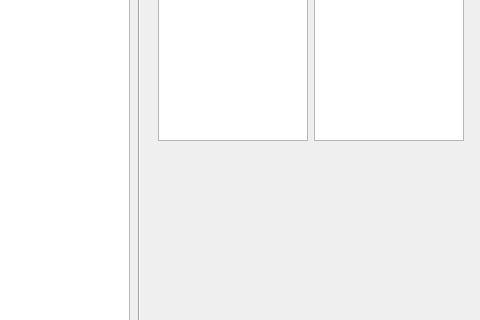
Above: design.ui from yvgenyk/API-Test before the change; both pictures show x 609 to 1089 and y 180 to 500 of the 1089 by 590 pixel window. Below: the same form after it.
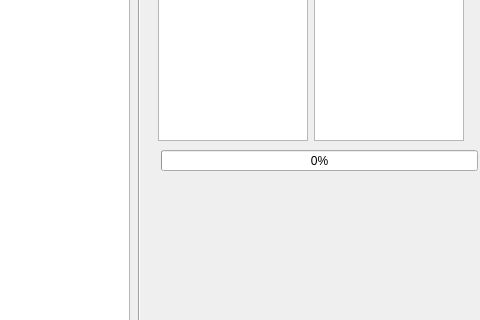
That is the form after the change.

What changed in the file:
```diff
--- a/design.ui
+++ b/design.ui
@@ -278,10 +278,19 @@
     <enum>Qt::Vertical</enum>
    </property>
   </widget>
-  <zorder>gridLayoutWidget</zorder>
-  <zorder>horizontalLayoutWidget</zorder>
-  <zorder>verticalLayoutWidget</zorder>
-  <zorder>line</zorder>
+  <widget class="QProgressBar" name="progressBar">
+   <property name="geometry">
+    <rect>
+     <x>770</x>
+     <y>330</y>
+     <width>317</width>
+     <height>21</height>
+    </rect>
+   </property>
+   <property name="value">
+    <number>0</number>
+   </property>
+  </widget>
  </widget>
  <resources/>
  <connections/>
```
